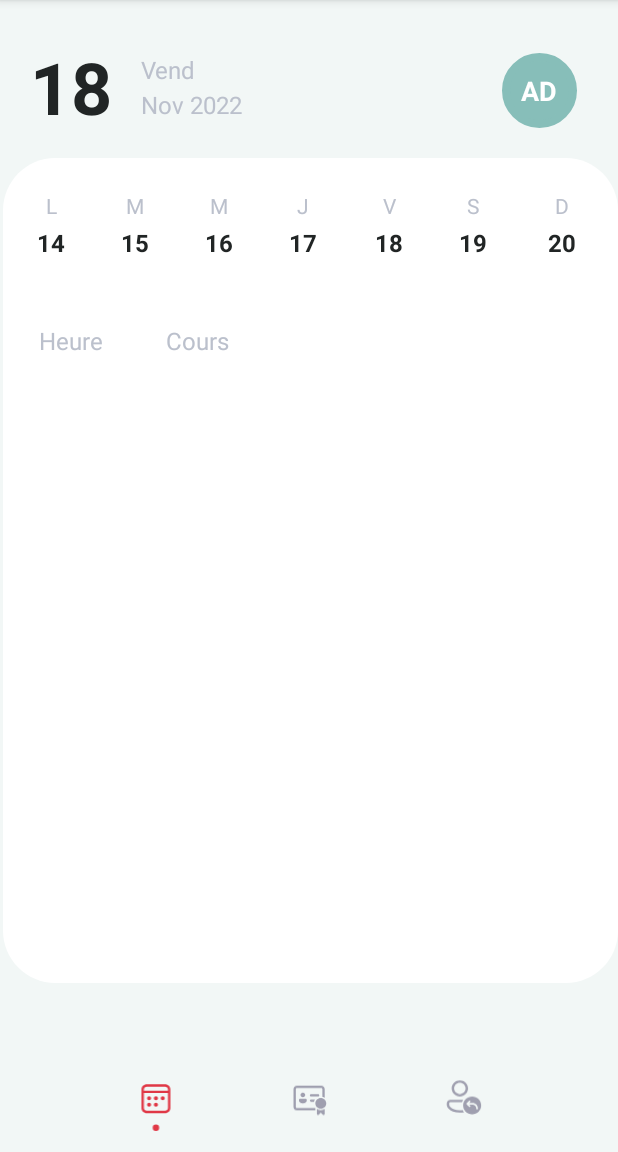
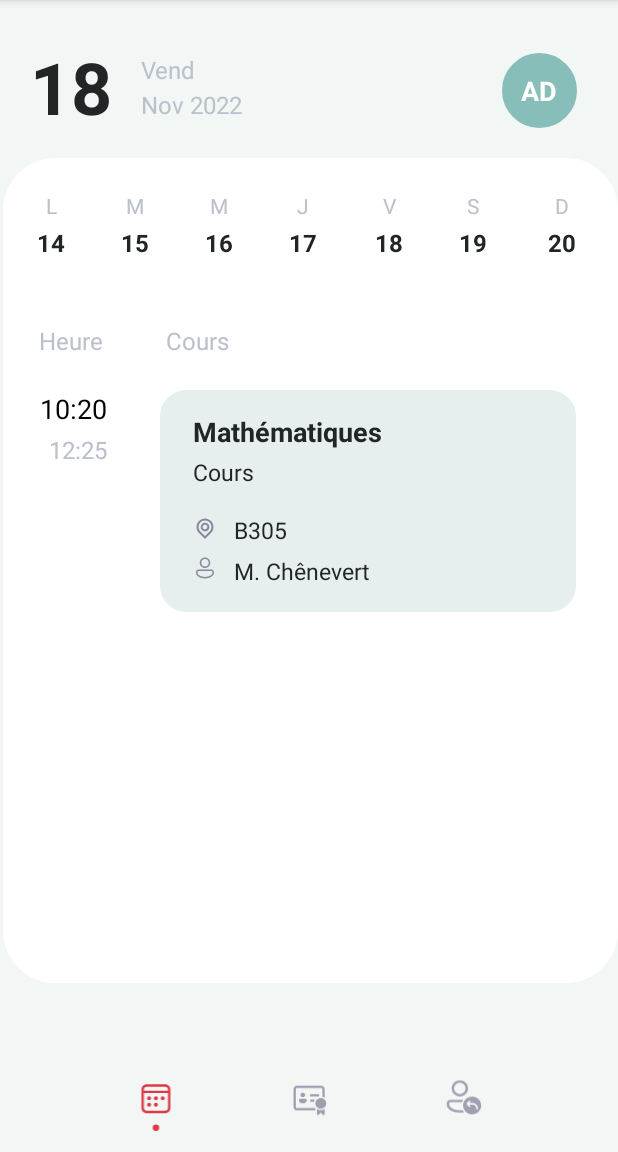
Before and after one commit to rfleuryleveso/app-aurion, an Android app: the ScheduleActivity screen opened directly, with no data from a screen before it, on a phone screen of 412 x 824 dp, the part 84-1236 px from its top. Run offline under Robolectric (Android 15) with nearby library versions, the light colour scheme and no system bars.

Commit message:
Fragments Creation & Implementation

```diff
--- /dev/null
+++ b/app/src/main/java/fr/rflv/appaurion/ScheduleFragment.kt
@@ -0,0 +1,60 @@
+package fr.rflv.appaurion
+
+import android.os.Bundle
+import androidx.fragment.app.Fragment
+import android.view.LayoutInflater
+import android.view.View
+import android.view.ViewGroup
+import fr.rflv.appaurion.R
+
+// TODO: Rename parameter arguments, choose names that match
+// the fragment initialization parameters, e.g. ARG_ITEM_NUMBER
+private const val ARG_PARAM1 = "param1"
+private const val ARG_PARAM2 = "param2"
+
+/**
+ * A simple [Fragment] subclass.
+ * Use the [ScheduleFragment.newInstance] factory method to
+ * create an instance of this fragment.
+ */
+class ScheduleFragment : Fragment() {
+    // TODO: Rename and change types of parameters
+    private var param1: String? = null
+    private var param2: String? = null
+
+    override fun onCreate(savedInstanceState: Bundle?) {
+        super.onCreate(savedInstanceState)
+        arguments?.let {
+            param1 = it.getString(ARG_PARAM1)
+            param2 = it.getString(ARG_PARAM2)
+        }
+    }
+
+    override fun onCreateView(
+        inflater: LayoutInflater, container: ViewGroup?,
+        savedInstanceState: Bundle?
+    ): View? {
+        // Inflate the layout for this fragment
+        return inflater.inflate(R.layout.fragment_schedule, container, false)
+    }
+
+    companion object {
+        /**
+         * Use this factory method to create a new instance of
+         * this fragment using the provided parameters.
+         *
+         * @param param1 Parameter 1.
+         * @param param2 Parameter 2.
+         * @return A new instance of fragment ScheduleFragment.
+         */
+        // TODO: Rename and change types and number of parameters
+        @JvmStatic
+        fun newInstance(param1: String, param2: String) =
+            ScheduleFragment().apply {
+                arguments = Bundle().apply {
+                    putString(ARG_PARAM1, param1)
+                    putString(ARG_PARAM2, param2)
+                }
+            }
+    }
+}
--- a/app/src/main/res/layout/activity_grades.xml
+++ b/app/src/main/res/layout/activity_grades.xml
@@ -70,6 +70,11 @@
         app:layout_constraintStart_toEndOf="@+id/textView4"
         app:layout_constraintTop_toBottomOf="@+id/day" />
 
+    <fragment
+        android:name="fr.rflv.appaurion.GradesFragment"
+        android:id="@+id/gradesFragment"
+        android:layout_width="match_parent"
+        android:layout_height="match_parent" />
 
     <ImageView
         android:id="@+id/deconnection"
--- a/app/src/main/res/layout/activity_schedule.xml
+++ b/app/src/main/res/layout/activity_schedule.xml
@@ -333,6 +333,12 @@
             android:textStyle="bold" />
     </androidx.cardview.widget.CardView>
 
+    <fragment
+        android:name="fr.rflv.appaurion.ScheduleFragment"
+        android:id="@+id/scheduleFragment"
+        android:layout_width="match_parent"
+        android:layout_height="match_parent" />
+
     <ImageView
         android:id="@+id/deconnection"
         android:layout_width="27dp"
--- /dev/null
+++ b/app/src/main/res/layout/fragment_schedule.xml
@@ -0,0 +1,112 @@
+<?xml version="1.0" encoding="utf-8"?>
+<androidx.constraintlayout.widget.ConstraintLayout xmlns:android="http://schemas.android.com/apk/res/android"
+    xmlns:app="http://schemas.android.com/apk/res-auto"
+    xmlns:tools="http://schemas.android.com/tools"
+    android:layout_width="match_parent"
+    android:layout_height="match_parent">
+
+    <TextView
+        android:id="@+id/beginning"
+        android:layout_width="wrap_content"
+        android:layout_height="wrap_content"
+        android:layout_marginEnd="35dp"
+        android:text="10:20"
+        android:textColor="#000000"
+        android:textSize="18sp"
+        app:layout_constraintEnd_toStartOf="@+id/constraintLayout"
+        app:layout_constraintTop_toTopOf="@+id/constraintLayout" />
+
+    <TextView
+        android:id="@+id/end"
+        android:layout_width="wrap_content"
+        android:layout_height="wrap_content"
+        android:layout_marginTop="4dp"
+        android:layout_marginEnd="35dp"
+        android:text="12:25"
+        android:textColor="#BBC0CC"
+        android:textSize="16sp"
+        app:layout_constraintEnd_toStartOf="@+id/constraintLayout"
+        app:layout_constraintTop_toBottomOf="@+id/beginning" />
+
+    <androidx.constraintlayout.widget.ConstraintLayout
+        android:id="@+id/constraintLayout"
+        android:layout_width="277dp"
+        android:layout_height="148dp"
+        android:layout_marginTop="260dp"
+        android:layout_marginEnd="28dp"
+        android:background="@drawable/background_course"
+        app:layout_constraintEnd_toEndOf="parent"
+        app:layout_constraintTop_toTopOf="parent">
+
+        <TextView
+            android:id="@+id/subject"
+            android:layout_width="wrap_content"
+            android:layout_height="wrap_content"
+            android:layout_marginStart="22dp"
+            android:layout_marginTop="15dp"
+            android:text="Mathématiques"
+            android:textColor="#212525"
+            android:textSize="18sp"
+            android:textStyle="bold"
+            app:layout_constraintStart_toStartOf="parent"
+            app:layout_constraintTop_toTopOf="parent" />
+
+        <TextView
+            android:id="@+id/type"
+            android:layout_width="wrap_content"
+            android:layout_height="wrap_content"
+            android:layout_marginStart="22dp"
+            android:layout_marginTop="4dp"
+            android:text="Cours"
+            android:textColor="#212525"
+            android:textSize="15sp"
+            app:layout_constraintStart_toStartOf="parent"
+            app:layout_constraintTop_toBottomOf="@+id/subject" />
+
+        <ImageView
+            android:id="@+id/localisation"
+            android:layout_width="wrap_content"
+            android:layout_height="wrap_content"
+            android:layout_marginStart="24dp"
+            android:layout_marginTop="20dp"
+            app:layout_constraintStart_toStartOf="parent"
+            app:layout_constraintTop_toBottomOf="@+id/type"
+            app:srcCompat="@drawable/localisation" />
+
+        <TextView
+            android:id="@+id/subject2"
+            android:layout_width="wrap_content"
+            android:layout_height="wrap_content"
+            android:layout_marginStart="13dp"
+            android:layout_marginTop="17dp"
+            android:text="B305"
+            android:textColor="#212525"
+            android:textSize="15sp"
+            app:layout_constraintStart_toEndOf="@+id/localisation"
+            app:layout_constraintTop_toBottomOf="@+id/type" />
+
+        <ImageView
+            android:id="@+id/profil"
+            android:layout_width="16dp"
+            android:layout_height="16dp"
+            android:layout_marginStart="22dp"
+            android:layout_marginTop="11dp"
+            app:layout_constraintStart_toStartOf="parent"
+            app:layout_constraintTop_toBottomOf="@+id/localisation"
+            app:srcCompat="@drawable/profil" />
+
+        <TextView
+            android:id="@+id/teacher"
+            android:layout_width="wrap_content"
+            android:layout_height="wrap_content"
+            android:layout_marginStart="11dp"
+            android:layout_marginTop="6dp"
+            android:text="M. Chênevert"
+            android:textColor="#212525"
+            android:textSize="15sp"
+            app:layout_constraintStart_toEndOf="@+id/profil"
+            app:layout_constraintTop_toBottomOf="@+id/subject2" />
+    </androidx.constraintlayout.widget.ConstraintLayout>
+
+
+</androidx.constraintlayout.widget.ConstraintLayout>
```
Also changed, not shown: app/src/main/java/fr/rflv/appaurion/GradesFragment.kt (added, +59 -0 lines), app/src/main/res/layout/fragment_grades.xml (added, +70 -0 lines).
